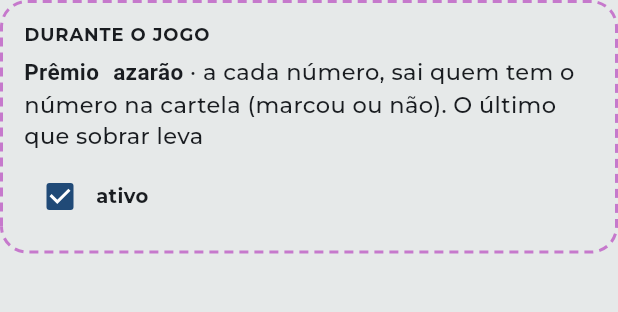
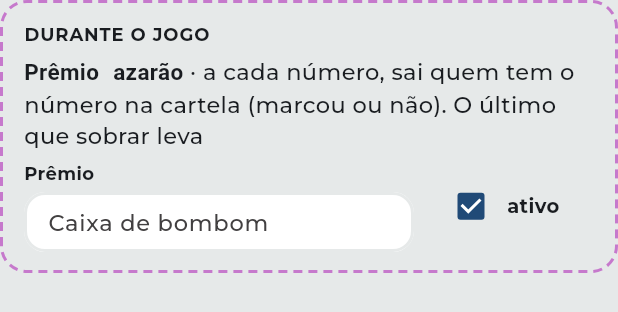
Before and after one commit to dmcshiki/bingada, a Flutter app: the _UnderdogRow widget shown alone on an empty page, opened directly with empty values, on a phone screen of 412 x 824 dp. Shown: the top 312 px of the screen. Run offline on Flutter 3.47's test engine with Material 3 defaults, Android fonts, the phone set to English and light mode, and no system bars; our stand-ins replace cloud_firestore, confetti, firebase_auth, firebase_core, firebase_database, freezed_annotation and 6 more; missing offline and left inert: dart:js_interop; accounts and stored records are empty.

Commit message:
Permite escolher o prêmio do azarão
Co-Authored-By: Claude Opus 5.5 <noreply@anthropic.com>

```diff
--- a/lib/features/room/presentation/create/create_room_controller.dart
+++ b/lib/features/room/presentation/create/create_room_controller.dart
@@ -118,6 +118,7 @@ class CreateRoomController extends ChangeNotifier {
     PrizeDraft(label: 'Fone bluetooth', pattern: PatternKind.full),
   ];
   bool underdog = true;
+  String underdogLabel = 'Caixa de bombom';
   int? maxPerPlayer = 1;
 
   /// Key "r-c": r = index of the winner's prize, c = index among
@@ -427,6 +428,9 @@ class CreateRoomController extends ChangeNotifier {
 
   String? get prizesError {
     if (prizes.isEmpty) return 'Adicione pelo menos um prêmio.';
+    if (underdog && underdogLabel.trim().isEmpty) {
+      return 'Dê um nome ao prêmio do azarão.';
+    }
     if (prizes.any((p) => p.label.trim().isEmpty)) {
       return 'Dê um nome a cada prêmio.';
     }
@@ -449,9 +453,9 @@ class CreateRoomController extends ChangeNotifier {
 
   List<Prize> get builtEndPrizes => [
     if (underdog)
-      const Prize(
-        id: PrizeId('u1'),
-        label: 'A definir',
+      Prize(
+        id: const PrizeId('u1'),
+        label: underdogLabel.trim(),
         pattern: PatternKind.underdog,
       ),
   ];
@@ -634,6 +638,12 @@ class CreateRoomController extends ChangeNotifier {
       prizes.add(PrizeDraft(label: '', pattern: PatternKind.horizontal));
     }
     underdog = g.endOfGamePrizes.any((p) => p.pattern == PatternKind.underdog);
+    underdogLabel =
+        g.endOfGamePrizes
+            .where((p) => p.pattern == PatternKind.underdog)
+            .firstOrNull
+            ?.label ??
+        underdogLabel;
     maxPerPlayer = g.prizePolicy.maxPerPlayer;
     _allow.clear();
     for (var r = 0; r < prizes.length; r++) {
--- a/lib/features/room/presentation/create/steps/prizes_step.dart
+++ b/lib/features/room/presentation/create/steps/prizes_step.dart
@@ -293,6 +293,21 @@ class _UnderdogRow extends StatelessWidget {
               ],
             ),
           ),
+          if (c.underdog)
+            SizedBox(
+              width: 260,
+              child: FieldLabel(
+                label: 'Prêmio',
+                size: 12,
+                gap: 4,
+                child: DraftField(
+                  initial: c.underdogLabel,
+                  height: 40,
+                  semanticsLabel: 'Nome do prêmio do azarão',
+                  onChanged: (v) => c.update(() => c.underdogLabel = v),
+                ),
+              ),
+            ),
           MergeSemantics(
             child: Row(
               mainAxisSize: MainAxisSize.min,
```
